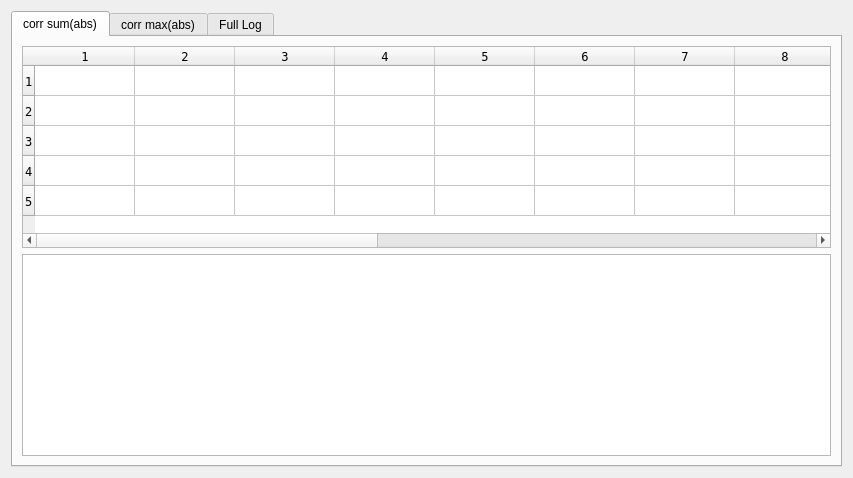
FdLSifu/qscat, file attacklog.ui: the form before one commit.
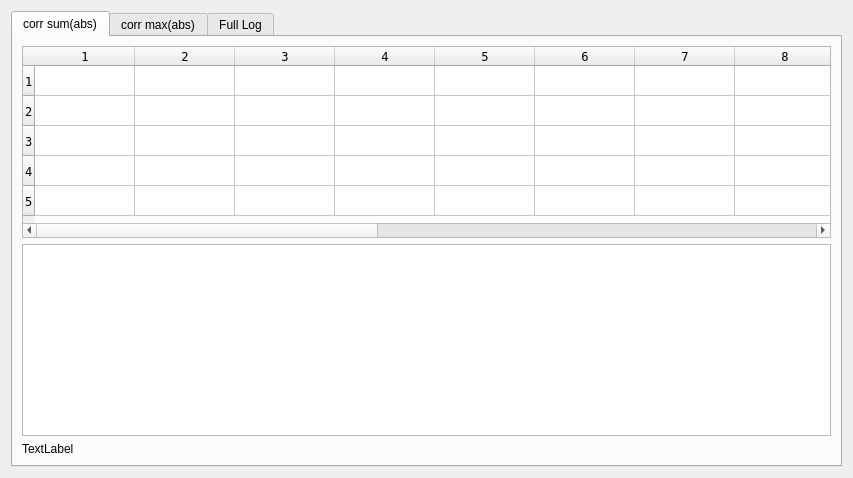
The form after the commit.

Diff of the .ui file:
```diff
--- a/attacklog.ui
+++ b/attacklog.ui
@@ -80,6 +80,16 @@
          </item>
         </layout>
        </item>
+       <item row="1" column="0">
+        <widget class="QLabel" name="log_label">
+         <property name="text">
+          <string>TextLabel</string>
+         </property>
+         <property name="textInteractionFlags">
+          <set>Qt::LinksAccessibleByMouse|Qt::TextSelectableByMouse</set>
+         </property>
+        </widget>
+       </item>
       </layout>
      </widget>
      <widget class="QWidget" name="tab_2">
```
